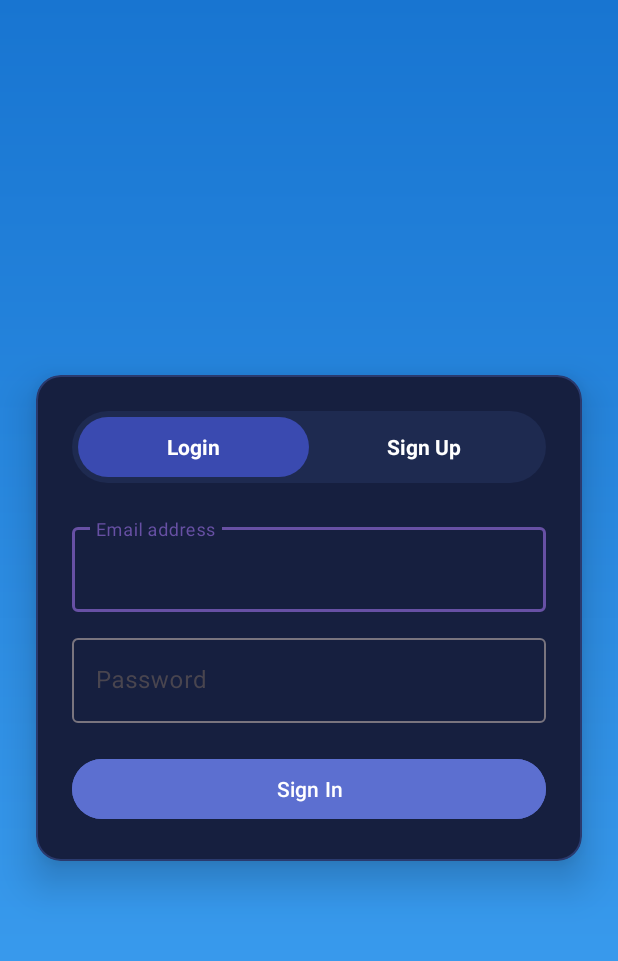
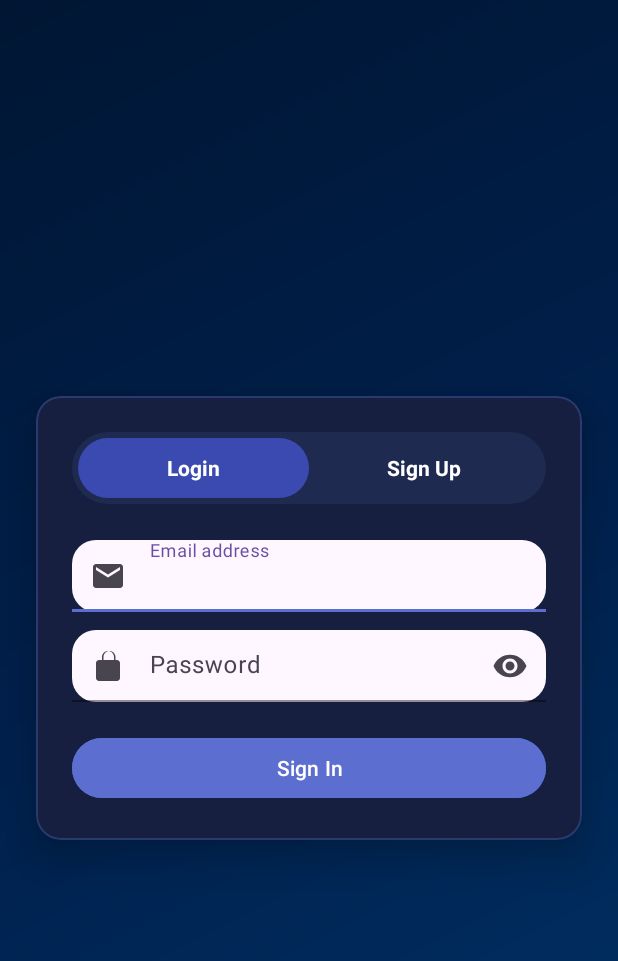
Before and after one commit to mickss29/ExMate, an Android app: the screen it shows after launch (AuthActivity), on a phone screen of 412 x 824 dp. Shown: the top 961 px of the screen. Run offline under Robolectric (Android 15) with nearby library versions, the phone set to English and light mode, and no system bars.

Commit message:
ICON WITH ANIMATIONS

```diff
--- a/app/src/main/java/com/example/exmate/AuthActivity.java
+++ b/app/src/main/java/com/example/exmate/AuthActivity.java
@@ -3,6 +3,8 @@ package com.example.exmate;
 import android.animation.ValueAnimator;
 import android.graphics.drawable.GradientDrawable;
 import android.os.Bundle;
+import android.view.MotionEvent;
+import android.view.View;
 import android.view.animation.AccelerateDecelerateInterpolator;
 import android.widget.LinearLayout;
 import android.widget.TextView;
@@ -15,11 +17,12 @@ public class AuthActivity extends AppCompatActivity {
     private LinearLayout layoutLogin, layoutSignup, containerCard;
     private TextView tabLogin, tabSignup;
     private ConstraintLayout rootLayout;
+    private View shapeCircle, shapeTriangle;
 
     @Override
     protected void onCreate(Bundle savedInstanceState) {
         super.onCreate(savedInstanceState);
-        setContentView(R.layout.activity_auth); // your XML file
+        setContentView(R.layout.activity_auth);
 
         rootLayout = findViewById(R.id.rootLayout);
         containerCard = findViewById(R.id.containerCard);
@@ -28,73 +31,109 @@ public class AuthActivity extends AppCompatActivity {
         tabLogin = findViewById(R.id.tabLogin);
         tabSignup = findViewById(R.id.tabSignup);
 
-        layoutLogin.setVisibility(android.view.View.VISIBLE);
-        layoutSignup.setVisibility(android.view.View.GONE);
+        shapeCircle = findViewById(R.id.shapeCircle);
+        shapeTriangle = findViewById(R.id.shapeTriangle);
+
+        layoutLogin.setVisibility(View.VISIBLE);
+        layoutSignup.setVisibility(View.GONE);
 
         // Animate background shades
-        animateBackgroundShades();
+        animateDarkBlueBackground();
+
+        // Start parallax floating effect
+        startFloatingParallax();
 
         // Tab click listeners
         tabLogin.setOnClickListener(v -> showLogin());
         tabSignup.setOnClickListener(v -> showSignup());
     }
 
-    private void animateBackgroundShades() {
-        // Blue shades
-        final int colorStart = 0xFF0D47A1; // dark blue
-        final int colorMiddle = 0xFF1976D2; // medium blue
-        final int colorEnd = 0xFF42A5F5;   // light blue
+    private void animateDarkBlueBackground() {
+        final int color1 = 0xFF001633;
+        final int color2 = 0xFF00204D;
+        final int color3 = 0xFF003366;
+        final int color4 = 0xFF004080;
 
         final GradientDrawable gradientDrawable = new GradientDrawable(
-                GradientDrawable.Orientation.TOP_BOTTOM,
-                new int[]{colorStart, colorMiddle}
+                GradientDrawable.Orientation.TL_BR,
+                new int[]{color1, color2, color3}
         );
         gradientDrawable.setCornerRadius(0f);
         rootLayout.setBackground(gradientDrawable);
 
         ValueAnimator animator = ValueAnimator.ofFloat(0f, 1f);
-        animator.setDuration(8000); // 8 seconds
+        animator.setDuration(2000); // fast
         animator.setRepeatCount(ValueAnimator.INFINITE);
         animator.setRepeatMode(ValueAnimator.REVERSE);
 
         animator.addUpdateListener(animation -> {
             float fraction = animation.getAnimatedFraction();
-
-            // Blend colors
-            int newStart = blendColors(colorStart, colorMiddle, fraction);
-            int newEnd = blendColors(colorMiddle, colorEnd, fraction);
-
-            gradientDrawable.setColors(new int[]{newStart, newEnd});
+            int start = blendColors(color1, color2, fraction);
+            int middle = blendColors(color2, color3, fraction);
+            int end = blendColors(color3, color4, fraction);
+            gradientDrawable.setColors(new int[]{start, middle, end});
         });
 
         animator.start();
     }
 
-    // Helper method to blend two colors
+    private void startFloatingParallax() {
+        // Small continuous floating movement for circle
+        ValueAnimator circleAnim = ValueAnimator.ofFloat(0f, 20f);
+        circleAnim.setDuration(6000);
+        circleAnim.setRepeatCount(ValueAnimator.INFINITE);
+        circleAnim.setRepeatMode(ValueAnimator.REVERSE);
+        circleAnim.addUpdateListener(anim -> shapeCircle.setTranslationY((Float) anim.getAnimatedValue()));
+        circleAnim.start();
+
+        // Small continuous floating movement for triangle
+        ValueAnimator triangleAnim = ValueAnimator.ofFloat(0f, -15f);
+        triangleAnim.setDuration(5000);
+        triangleAnim.setRepeatCount(ValueAnimator.INFINITE);
+        triangleAnim.setRepeatMode(ValueAnimator.REVERSE);
+        triangleAnim.addUpdateListener(anim -> shapeTriangle.setTranslationY((Float) anim.getAnimatedValue()));
+        triangleAnim.start();
+
+        // Optional: parallax on touch
+        rootLayout.setOnTouchListener((v, event) -> {
+            if (event.getAction() == MotionEvent.ACTION_MOVE || event.getAction() == MotionEvent.ACTION_DOWN) {
+                float centerX = rootLayout.getWidth() / 2f;
+                float centerY = rootLayout.getHeight() / 2f;
+                float offsetX = (event.getX() - centerX) / 50f;
+                float offsetY = (event.getY() - centerY) / 50f;
+
+                shapeCircle.setTranslationX(offsetX);
+                shapeCircle.setTranslationY(offsetY);
+
+                shapeTriangle.setTranslationX(-offsetX);
+                shapeTriangle.setTranslationY(-offsetY);
+            }
+            return true;
+        });
+    }
+
     private int blendColors(int color1, int color2, float ratio) {
-        final float inverseRatio = 1f - ratio;
-        int a = (int) ((color1 >> 24 & 0xff) * inverseRatio + (color2 >> 24 & 0xff) * ratio);
-        int r = (int) ((color1 >> 16 & 0xff) * inverseRatio + (color2 >> 16 & 0xff) * ratio);
-        int g = (int) ((color1 >> 8 & 0xff) * inverseRatio + (color2 >> 8 & 0xff) * ratio);
-        int b = (int) ((color1 & 0xff) * inverseRatio + (color2 & 0xff) * ratio);
+        float inverse = 1f - ratio;
+        int a = (int) ((color1 >> 24 & 0xff) * inverse + (color2 >> 24 & 0xff) * ratio);
+        int r = (int) ((color1 >> 16 & 0xff) * inverse + (color2 >> 16 & 0xff) * ratio);
+        int g = (int) ((color1 >> 8 & 0xff) * inverse + (color2 >> 8 & 0xff) * ratio);
+        int b = (int) ((color1 & 0xff) * inverse + (color2 & 0xff) * ratio);
         return (a << 24) | (r << 16) | (g << 8) | b;
     }
 
     private void showLogin() {
-        if (layoutLogin.getVisibility() == android.view.View.VISIBLE) return;
+        if (layoutLogin.getVisibility() == View.VISIBLE) return;
 
-        // Slide Signup out
         layoutSignup.animate()
                 .translationX(containerCard.getWidth())
                 .alpha(0f)
                 .setDuration(400)
-                .withEndAction(() -> layoutSignup.setVisibility(android.view.View.GONE))
+                .withEndAction(() -> layoutSignup.setVisibility(View.GONE))
                 .start();
 
-        // Slide Login in
         layoutLogin.setTranslationX(-containerCard.getWidth());
         layoutLogin.setAlpha(0f);
-        layoutLogin.setVisibility(android.view.View.VISIBLE);
+        layoutLogin.setVisibility(View.VISIBLE);
         layoutLogin.animate()
                 .translationX(0f)
                 .alpha(1f)
@@ -107,20 +146,18 @@ public class AuthActivity extends AppCompatActivity {
     }
 
     private void showSignup() {
-        if (layoutSignup.getVisibility() == android.view.View.VISIBLE) return;
+        if (layoutSignup.getVisibility() == View.VISIBLE) return;
 
-        // Slide Login out
         layoutLogin.animate()
                 .translationX(-containerCard.getWidth())
                 .alpha(0f)
                 .setDuration(400)
-                .withEndAction(() -> layoutLogin.setVisibility(android.view.View.GONE))
+                .withEndAction(() -> layoutLogin.setVisibility(View.GONE))
                 .start();
 
-        // Slide Signup in
         layoutSignup.setTranslationX(containerCard.getWidth());
         layoutSignup.setAlpha(0f);
-        layoutSignup.setVisibility(android.view.View.VISIBLE);
+        layoutSignup.setVisibility(View.VISIBLE);
         layoutSignup.animate()
                 .translationX(0f)
                 .alpha(1f)
--- /dev/null
+++ b/app/src/main/res/drawable/ic_email.xml
@@ -0,0 +1,6 @@
+<vector xmlns:android="http://schemas.android.com/apk/res/android"
+    android:width="24dp" android:height="24dp"
+    android:viewportWidth="24" android:viewportHeight="24">
+    <path android:fillColor="#FFFFFFFF"
+        android:pathData="M20,4H4c-1.1,0 -2,0.9 -2,2v12c0,1.1 0.9,2 2,2h16c1.1,0 2,-0.9 2,-2V6c0,-1.1 -0.9,-2 -2,-2zM20,8l-8,5 -8,-5V6l8,5 8,-5v2z"/>
+</vector>
--- /dev/null
+++ b/app/src/main/res/drawable/ic_lock.xml
@@ -0,0 +1,6 @@
+<vector xmlns:android="http://schemas.android.com/apk/res/android"
+    android:width="24dp" android:height="24dp"
+    android:viewportWidth="24" android:viewportHeight="24">
+    <path android:fillColor="#FFFFFFFF"
+        android:pathData="M12,17c1.1,0 2,-0.9 2,-2s-0.9,-2 -2,-2 -2,0.9 -2,2 0.9,2 2,2zM18,8h-1V6c0,-2.21 -1.79,-4 -4,-4s-4,1.79 -4,4v2H6c-1.1,0 -2,0.9 -2,2v10c0,1.1 0.9,2 2,2h12c1.1,0 2,-0.9 2,-2V10c0,-1.1 -0.9,-2 -2,-2zM8,6c0,-2.21 1.79,-4 4,-4s4,1.79 4,4v2H8V6z"/>
+</vector>
--- /dev/null
+++ b/app/src/main/res/drawable/ic_person.xml
@@ -0,0 +1,6 @@
+<vector xmlns:android="http://schemas.android.com/apk/res/android"
+    android:width="24dp" android:height="24dp"
+    android:viewportWidth="24" android:viewportHeight="24">
+    <path android:fillColor="#FFFFFFFF"
+        android:pathData="M12,12c2.21,0 4,-1.79 4,-4s-1.79,-4 -4,-4 -4,1.79 -4,4 1.79,4 4,4zM12,14c-2.67,0 -8,1.34 -8,4v2h16v-2c0,-2.66 -5.33,-4 -8,-4z"/>
+</vector>
--- /dev/null
+++ b/app/src/main/res/drawable/ic_phone.xml
@@ -0,0 +1,6 @@
+<vector xmlns:android="http://schemas.android.com/apk/res/android"
+    android:width="24dp" android:height="24dp"
+    android:viewportWidth="24" android:viewportHeight="24">
+    <path android:fillColor="#FFFFFFFF"
+        android:pathData="M6.62,10.79c1.44,2.83 3.76,5.15 6.59,6.59l2.2,-2.2c0.27,-0.27 0.67,-0.36 1.02,-0.24 1.12,0.37 2.33,0.57 3.57,0.57 0.55,0 1,0.45 1,1v3.5c0,0.55 -0.45,1 -1,1C9.39,22 2,14.61 2,5.5c0,-0.55 0.45,-1 1,-1H6.5c0.55,0 1,0.45 1,1 0,1.24 0.2,2.45 0.57,3.57 0.11,0.35 0.03,0.74 -0.25,1.01l-2.2,2.21z"/>
+</vector>
--- a/app/src/main/res/layout/activity_auth.xml
+++ b/app/src/main/res/layout/activity_auth.xml
@@ -87,10 +87,20 @@
             android:layout_marginTop="24dp"
             android:orientation="vertical">
 
+            <!-- Email -->
             <com.google.android.material.textfield.TextInputLayout
                 android:layout_width="match_parent"
                 android:layout_height="wrap_content"
-                android:hint="Email address">
+                android:hint="Email address"
+                app:startIconDrawable="@drawable/ic_email"
+                app:boxBackgroundMode="filled"
+                app:boxBackgroundColor="#1AFFFFFF"
+                app:boxStrokeColor="@color/premium_blue_light"
+                app:boxStrokeWidthFocused="2dp"
+                app:boxCornerRadiusTopStart="16dp"
+                app:boxCornerRadiusTopEnd="16dp"
+                app:boxCornerRadiusBottomStart="16dp"
+                app:boxCornerRadiusBottomEnd="16dp">
 
                 <com.google.android.material.textfield.TextInputEditText
                     android:id="@+id/etLoginEmail"
@@ -98,14 +108,26 @@
                     android:layout_height="wrap_content"
                     android:inputType="textEmailAddress"
                     android:textColor="@android:color/white"
-                    android:textColorHint="#B0C4DE" />
+                    android:textColorHint="#B0C4DE"
+                    android:padding="12dp"/>
             </com.google.android.material.textfield.TextInputLayout>
 
+            <!-- Password -->
             <com.google.android.material.textfield.TextInputLayout
                 android:layout_width="match_parent"
                 android:layout_height="wrap_content"
                 android:layout_marginTop="12dp"
-                android:hint="Password">
+                android:hint="Password"
+                app:startIconDrawable="@drawable/ic_lock"
+                app:endIconMode="password_toggle"
+                app:boxBackgroundMode="filled"
+                app:boxBackgroundColor="#1AFFFFFF"
+                app:boxStrokeColor="@color/premium_blue_light"
+                app:boxStrokeWidthFocused="2dp"
+                app:boxCornerRadiusTopStart="16dp"
+                app:boxCornerRadiusTopEnd="16dp"
+                app:boxCornerRadiusBottomStart="16dp"
+                app:boxCornerRadiusBottomEnd="16dp">
 
                 <com.google.android.material.textfield.TextInputEditText
                     android:id="@+id/etLoginPassword"
@@ -113,7 +135,8 @@
                     android:layout_height="wrap_content"
                     android:inputType="textPassword"
                     android:textColor="@android:color/white"
-                    android:textColorHint="#B0C4DE" />
+                    android:textColorHint="#B0C4DE"
+                    android:padding="12dp"/>
             </com.google.android.material.textfield.TextInputLayout>
 
             <Button
@@ -135,24 +158,45 @@
             android:orientation="vertical"
             android:visibility="gone">
 
+            <!-- Full Name -->
             <com.google.android.material.textfield.TextInputLayout
                 android:layout_width="match_parent"
                 android:layout_height="wrap_content"
-                android:hint="Full Name">
+                android:hint="Full Name"
+                app:startIconDrawable="@drawable/ic_person"
+                app:boxBackgroundMode="filled"
+                app:boxBackgroundColor="#1AFFFFFF"
+                app:boxStrokeColor="@color/premium_blue_light"
+                app:boxStrokeWidthFocused="2dp"
+                app:boxCornerRadiusTopStart="16dp"
+                app:boxCornerRadiusTopEnd="16dp"
+                app:boxCornerRadiusBottomStart="16dp"
+                app:boxCornerRadiusBottomEnd="16dp">
 
                 <com.google.android.material.textfield.TextInputEditText
                     android:id="@+id/etFullName"
                     android:layout_width="match_parent"
                     android:layout_height="wrap_content"
                     android:textColor="@android:color/white"
-                    android:textColorHint="#B0C4DE" />
+                    android:textColorHint="#B0C4DE"
+                    android:padding="12dp"/>
             </com.google.android.material.textfield.TextInputLayout>
 
+            <!-- Email -->
             <com.google.android.material.textfield.TextInputLayout
                 android:layout_width="match_parent"
                 android:layout_height="wrap_content"
                 android:layout_marginTop="12dp"
-                android:hint="Email address">
+                android:hint="Email address"
+                app:startIconDrawable="@drawable/ic_email"
+                app:boxBackgroundMode="filled"
+                app:boxBackgroundColor="#1AFFFFFF"
+                app:boxStrokeColor="@color/premium_blue_light"
+                app:boxStrokeWidthFocused="2dp"
+                app:boxCornerRadiusTopStart="16dp"
+                app:boxCornerRadiusTopEnd="16dp"
+                app:boxCornerRadiusBottomStart="16dp"
+                app:boxCornerRadiusBottomEnd="16dp">
 
                 <com.google.android.material.textfield.TextInputEditText
                     android:id="@+id/etSignupEmail"
@@ -160,14 +204,26 @@
                     android:layout_height="wrap_content"
                     android:inputType="textEmailAddress"
                     android:textColor="@android:color/white"
-                    android:textColorHint="#B0C4DE" />
+                    android:textColorHint="#B0C4DE"
+                    android:padding="12dp"/>
             </com.google.android.material.textfield.TextInputLayout>
 
+            <!-- Password -->
             <com.google.android.material.textfield.TextInputLayout
                 android:layout_width="match_parent"
                 android:layout_height="wrap_content"
                 android:layout_marginTop="12dp"
-                android:hint="Password">
+                android:hint="Password"
+                app:startIconDrawable="@drawable/ic_lock"
+                app:endIconMode="password_toggle"
+                app:boxBackgroundMode="filled"
+                app:boxBackgroundColor="#1AFFFFFF"
+                app:boxStrokeColor="@color/premium_blue_light"
+                app:boxStrokeWidthFocused="2dp"
+                app:boxCornerRadiusTopStart="16dp"
+                app:boxCornerRadiusTopEnd="16dp"
+                app:boxCornerRadiusBottomStart="16dp"
+                app:boxCornerRadiusBottomEnd="16dp">
 
                 <com.google.android.material.textfield.TextInputEditText
                     android:id="@+id/etSignupPassword"
@@ -175,14 +231,26 @@
                     android:layout_height="wrap_content"
                     android:inputType="textPassword"
                     android:textColor="@android:color/white"
-                    android:textColorHint="#B0C4DE" />
+                    android:textColorHint="#B0C4DE"
+                    android:padding="12dp"/>
             </com.google.android.material.textfield.TextInputLayout>
 
+            <!-- Confirm Password -->
             <com.google.android.material.textfield.TextInputLayout
                 android:layout_width="match_parent"
                 android:layout_height="wrap_content"
                 android:layout_marginTop="12dp"
-                android:hint="Confirm Password">
+                android:hint="Confirm Password"
+                app:startIconDrawable="@drawable/ic_lock"
+                app:endIconMode="password_toggle"
+                app:boxBackgroundMode="filled"
+                app:boxBackgroundColor="#1AFFFFFF"
+                app:boxStrokeColor="@color/premium_blue_light"
+                app:boxStrokeWidthFocused="2dp"
+                app:boxCornerRadiusTopStart="16dp"
+                app:boxCornerRadiusTopEnd="16dp"
+                app:boxCornerRadiusBottomStart="16dp"
+                app:boxCornerRadiusBottomEnd="16dp">
 
                 <com.google.android.material.textfield.TextInputEditText
                     android:id="@+id/etSignupConfirmPassword"
@@ -190,14 +258,25 @@
                     android:layout_height="wrap_content"
                     android:inputType="textPassword"
                     android:textColor="@android:color/white"
-                    android:textColorHint="#B0C4DE" />
+                    android:textColorHint="#B0C4DE"
+                    android:padding="12dp"/>
             </com.google.android.material.textfield.TextInputLayout>
 
+            <!-- Phone Number -->
             <com.google.android.material.textfield.TextInputLayout
                 android:layout_width="match_parent"
                 android:layout_height="wrap_content"
                 android:layout_marginTop="12dp"
-                android:hint="Phone Number">
+                android:hint="Phone Number"
+                app:startIconDrawable="@drawable/ic_phone"
+                app:boxBackgroundMode="filled"
+                app:boxBackgroundColor="#1AFFFFFF"
+                app:boxStrokeColor="@color/premium_blue_light"
+                app:boxStrokeWidthFocused="2dp"
+                app:boxCornerRadiusTopStart="16dp"
+                app:boxCornerRadiusTopEnd="16dp"
+                app:boxCornerRadiusBottomStart="16dp"
+                app:boxCornerRadiusBottomEnd="16dp">
 
                 <com.google.android.material.textfield.TextInputEditText
                     android:id="@+id/etSignupPhone"
@@ -205,7 +284,8 @@
                     android:layout_height="wrap_content"
                     android:inputType="phone"
                     android:textColor="@android:color/white"
-                    android:textColorHint="#B0C4DE" />
+                    android:textColorHint="#B0C4DE"
+                    android:padding="12dp"/>
             </com.google.android.material.textfield.TextInputLayout>
 
             <Button
@@ -215,9 +295,8 @@
                 android:layout_marginTop="20dp"
                 android:text="Sign Up"
                 android:textColor="@android:color/white"
-                android:backgroundTint="@color/premium_blue_light" />
+                android:backgroundTint="@color/premium_blue_light"/>
         </LinearLayout>
 
     </LinearLayout>
-
 </androidx.constraintlayout.widget.ConstraintLayout>
```
